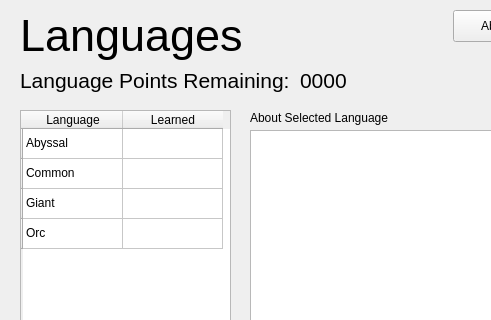
Old version of the form dndprototype/languages.ui in the repository Jcamp44/dndBuilder; both pictures show x 0 to 491 and y 0 to 320 of the 616 by 513 pixel window.
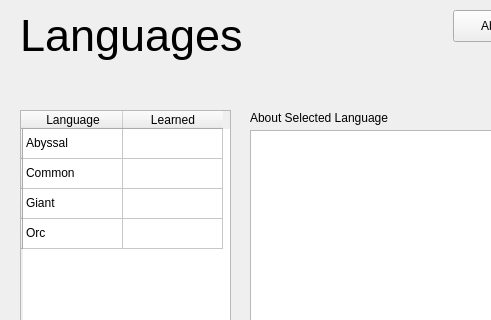
New version of the form.

Patch:
```diff
--- a/dndprototype/languages.ui
+++ b/dndprototype/languages.ui
@@ -186,44 +186,6 @@
     </rect>
    </property>
   </widget>
-  <widget class="QLabel" name="label_4">
-   <property name="geometry">
-    <rect>
-     <x>20</x>
-     <y>60</y>
-     <width>281</width>
-     <height>41</height>
-    </rect>
-   </property>
-   <property name="font">
-    <font>
-     <family>Arial</family>
-     <pointsize>16</pointsize>
-    </font>
-   </property>
-   <property name="text">
-    <string>Language Points Remaining:</string>
-   </property>
-  </widget>
-  <widget class="QLabel" name="label_5">
-   <property name="geometry">
-    <rect>
-     <x>300</x>
-     <y>70</y>
-     <width>51</width>
-     <height>21</height>
-    </rect>
-   </property>
-   <property name="font">
-    <font>
-     <family>Arial</family>
-     <pointsize>16</pointsize>
-    </font>
-   </property>
-   <property name="text">
-    <string>0000</string>
-   </property>
-  </widget>
  </widget>
  <resources/>
  <connections/>
```
